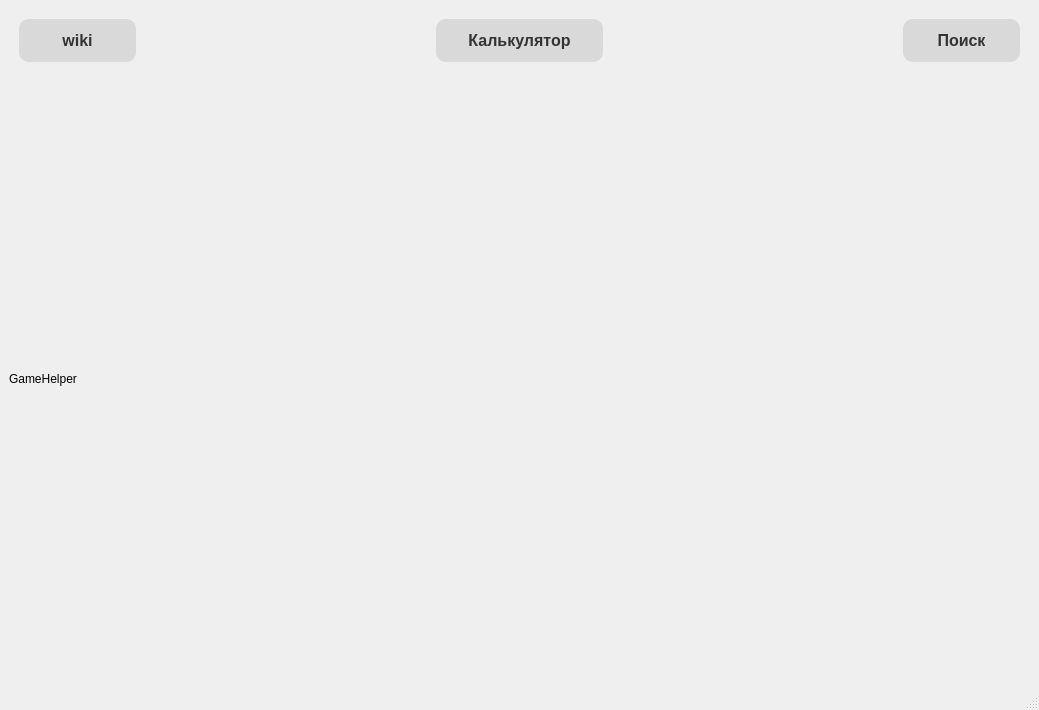
The window that templates/main_window.ui (VANT00Z/Game-Helper) describes before a commit, drawn with Qt 5.
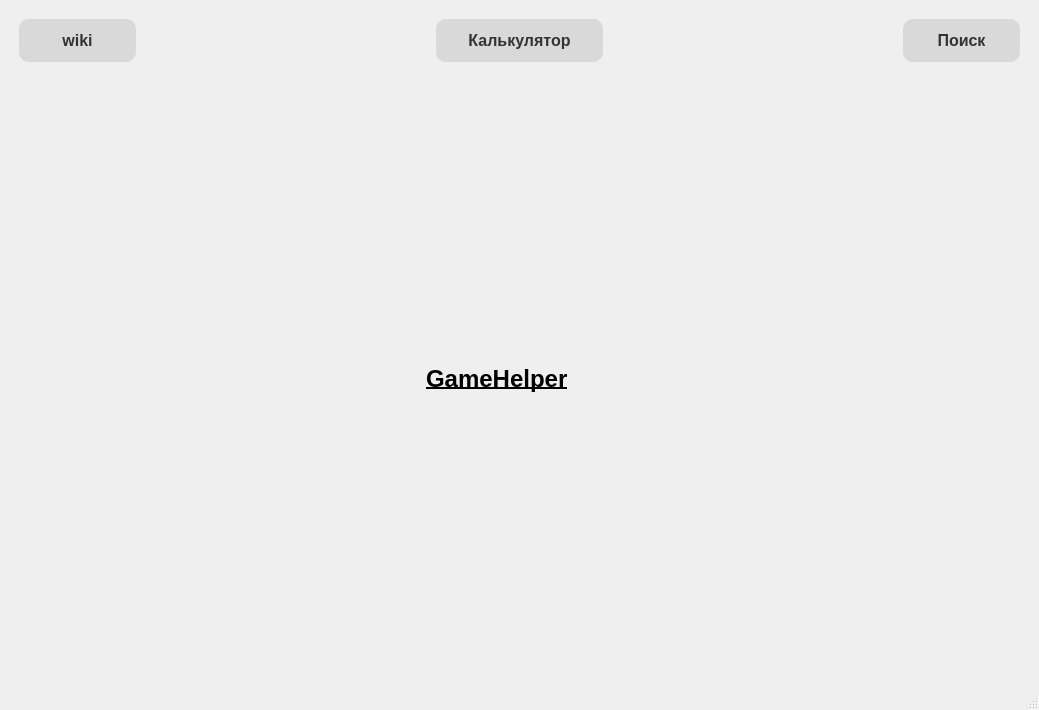
The same window after the commit.

Diff of the .ui file:
```diff
--- a/templates/main_window.ui
+++ b/templates/main_window.ui
@@ -99,19 +99,6 @@
         </property>
        </widget>
       </item>
-      <item row="1" column="0">
-       <widget class="QLabel" name="label">
-        <property name="maximumSize">
-         <size>
-          <width>151</width>
-          <height>16777215</height>
-         </size>
-        </property>
-        <property name="text">
-         <string>GameHelper</string>
-        </property>
-       </widget>
-      </item>
       <item row="0" column="3">
        <spacer name="horizontalSpacer_2">
         <property name="orientation">
@@ -125,6 +112,22 @@
         </property>
        </spacer>
       </item>
+      <item row="1" column="2">
+       <widget class="QLabel" name="label">
+        <property name="maximumSize">
+         <size>
+          <width>151</width>
+          <height>16777215</height>
+         </size>
+        </property>
+        <property name="styleSheet">
+         <string notr="true">font-weight: 900; font-size: 24px; text-decoration: underline;</string>
+        </property>
+        <property name="text">
+         <string>GameHelper</string>
+        </property>
+       </widget>
+      </item>
      </layout>
     </item>
    </layout>
```
